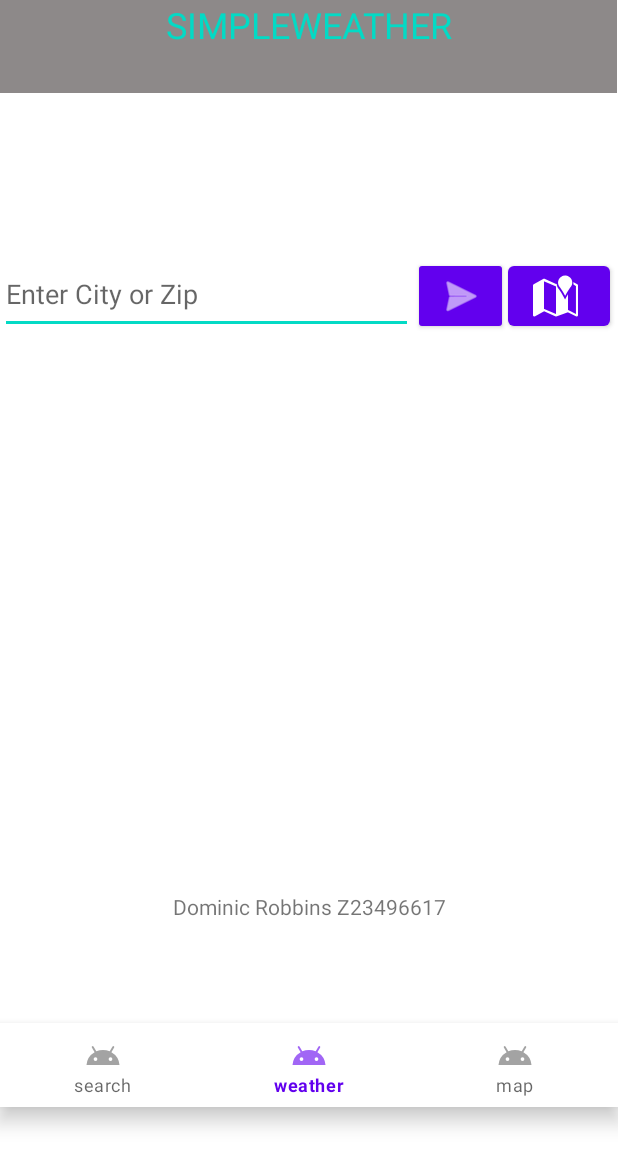
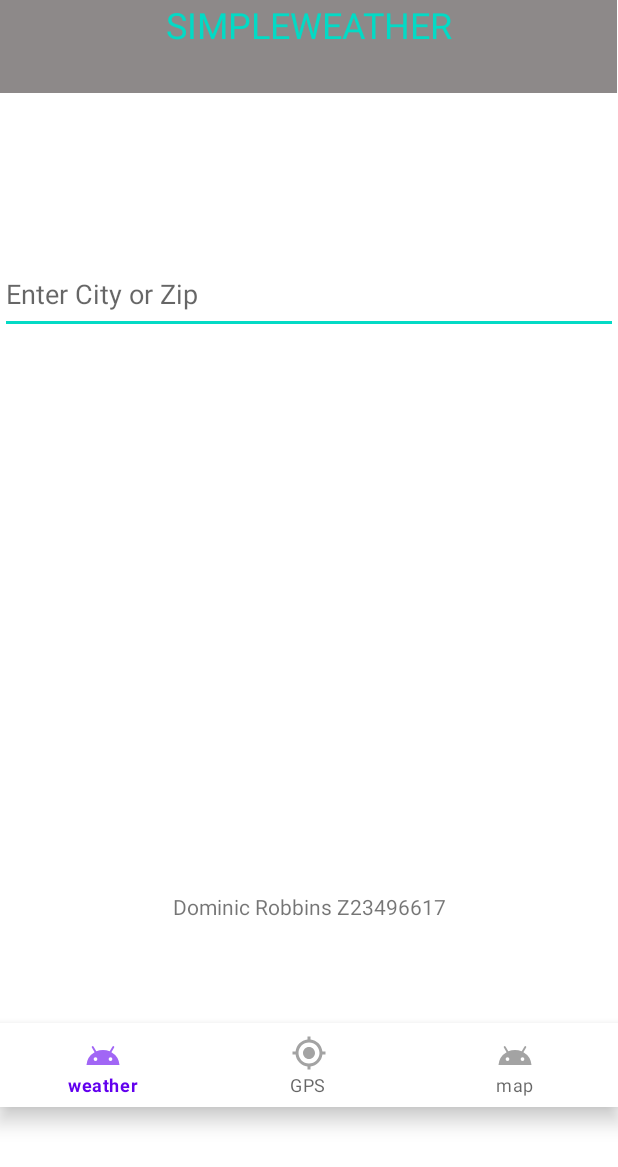
Before and after one commit to AutomatonDuck/COP4655, an Android app: the screen it shows after launch (MainActivity), item 2 of the bottom bar chosen, on a phone screen of 412 x 824 dp. Shown: the top 1167 px of the screen. Run offline under Robolectric (Android 15) with nearby library versions, the phone set to English and light mode, and no system bars; our stand-ins replace Volley; network calls fail.

Commit message:
set navbar cases for home screen

```diff
--- a/app/src/main/java/com/example/weatherapp/MainActivity.java
+++ b/app/src/main/java/com/example/weatherapp/MainActivity.java
@@ -9,6 +9,7 @@ import android.Manifest;
 import android.content.Intent;
 import android.os.Bundle;
 
+import android.view.Menu;
 import android.view.MenuItem;
 import android.view.View;
 import androidx.core.app.ActivityCompat;
@@ -48,19 +49,22 @@ public class MainActivity extends AppCompatActivity {
 
         BottomNavigationView bottomNavigationView = (BottomNavigationView) findViewById(R.id.navMenu);
         bottomNavigationView.setOnNavigationItemSelectedListener(new BottomNavigationView.OnNavigationItemSelectedListener() {
+            Menu nav_menu = bottomNavigationView.getMenu();
             @Override
             public boolean onNavigationItemSelected(@NonNull MenuItem item) {
+                nav_menu.findItem(R.id.action_home).setVisible(false);
                 switch (item.getItemId()) {
-                    case R.id.action_recents:
-                            checkInput();
-                        Toast.makeText(MainActivity.this, "Search", Toast.LENGTH_SHORT).show();
+                    case R.id.action_weather:
+                        Toast.makeText(MainActivity.this, "Weather", Toast.LENGTH_SHORT).show();
+                        checkInput();
                         break;
-                    case R.id.action_favorites:
+                    case R.id.action_GPS:
                         Toast.makeText(MainActivity.this, "Weather", Toast.LENGTH_SHORT).show();
+                        getLocation();
+                    case R.id.action_map:
+                        Toast.makeText(MainActivity.this, "Map", Toast.LENGTH_SHORT).show();
                         break;
-                    case R.id.action_nearby:
-                        Toast.makeText(MainActivity.this, "Map", Toast.LENGTH_SHORT).show();
-                        break;                }
+                }
                 return true;
             }
         });
@@ -127,24 +131,24 @@ public class MainActivity extends AppCompatActivity {
         startActivity(intent);
     }
 
-    public void checkInput(){
+    public void checkInput() {
         userInputST = (EditText) findViewById(R.id.searchbar);
         String userInput = userInputST.getText().toString();
         boolean isZipcode;
         try {
             Integer.parseInt(userInput);
             isZipcode = true;
-        }catch (Exception e){
+        } catch (Exception e) {
             isZipcode = false;
         }
         String APIkey = "6184e454348e716d1cb4b6f3124dc521";
         String url = "https://api.openweathermap.org/data/2.5/weather?/PAC0";
-        if(isZipcode){
+        if (isZipcode) {
             url += "&zip=" + userInput;
-        }else{
+        } else {
             url += "&q=" + userInput;
         }
-        url +="&appid=" + APIkey +"&units=imperial";
+        url += "&appid=" + APIkey + "&units=imperial";
         getWeather(url);
     }
 
@@ -163,10 +167,7 @@ public class MainActivity extends AppCompatActivity {
         }
     }
 
-    public void toWeather(){
-        Intent intent = new Intent(this, Weather.class);
-        startActivity(intent);
-    }
+
 }
 /* Response
 {
--- /dev/null
+++ b/app/src/main/res/drawable-anydpi/ic_location.xml
@@ -0,0 +1,11 @@
+<vector xmlns:android="http://schemas.android.com/apk/res/android"
+    android:width="24dp"
+    android:height="24dp"
+    android:viewportWidth="24"
+    android:viewportHeight="24"
+    android:tint="#333333"
+    android:alpha="0.6">
+  <path
+      android:fillColor="@android:color/white"
+      android:pathData="M12,8c-2.21,0 -4,1.79 -4,4s1.79,4 4,4 4,-1.79 4,-4 -1.79,-4 -4,-4zM20.94,11c-0.46,-4.17 -3.77,-7.48 -7.94,-7.94L13,1h-2v2.06C6.83,3.52 3.52,6.83 3.06,11L1,11v2h2.06c0.46,4.17 3.77,7.48 7.94,7.94L11,23h2v-2.06c4.17,-0.46 7.48,-3.77 7.94,-7.94L23,13v-2h-2.06zM12,19c-3.87,0 -7,-3.13 -7,-7s3.13,-7 7,-7 7,3.13 7,7 -3.13,7 -7,7z"/>
+</vector>
--- a/app/src/main/res/layout/activity_main.xml
+++ b/app/src/main/res/layout/activity_main.xml
@@ -30,26 +30,11 @@
 
         <EditText
             android:id="@+id/searchbar"
-            android:layout_width="275dp"
+            android:layout_width="match_parent"
             android:layout_height="53dp"
             android:ems="10"
             android:hint="Enter City or Zip"
             android:inputType="textPersonName" />
-
-        <Button
-            android:id="@+id/Sbtn"
-            style="@style/Widget.AppCompat.Button.Colored"
-            android:layout_width="63dp"
-            android:layout_height="wrap_content"
-            android:onClick="checkInput"
-            app:icon="@android:drawable/ic_menu_send" />
-
-        <Button
-            android:id="@+id/gpsbtn"
-            android:layout_width="68dp"
-            android:layout_height="wrap_content"
-            android:onClick="getLocation"
-            app:icon="@android:drawable/ic_dialog_map" />
 
     </LinearLayout>
 
--- a/app/src/main/res/menu/bottom_nav_menu.xml
+++ b/app/src/main/res/menu/bottom_nav_menu.xml
@@ -1,19 +1,28 @@
 <?xml version="1.0" encoding="utf-8"?>
 <menu xmlns:android="http://schemas.android.com/apk/res/android"
-    xmlns:app="http://schemas.android.com/apk/res-auto">    <item
-    android:id="@+id/action_recents"
+    xmlns:app="http://schemas.android.com/apk/res-auto">
+    <item
+    android:id="@+id/action_home"
     android:enabled="true"
     android:icon="@drawable/ic_search"
-    android:title="search"
-    app:showAsAction="ifRoom" />    <item
-    android:id="@+id/action_favorites"
+    android:title="Home"
+    app:showAsAction="ifRoom" />
+    <item
+    android:id="@+id/action_weather"
     android:enabled="true"
     android:icon="@drawable/ic_weather"
     android:title="weather"
-    app:showAsAction="ifRoom" />    <item
-    android:id="@+id/action_nearby"
+    app:showAsAction="ifRoom" />
+    <item
+    android:id="@+id/action_GPS"
     android:enabled="true"
-    android:icon="@drawable/ic_map"
-    android:title="map"
+    android:icon="@drawable/ic_location"
+    android:title="GPS"
     app:showAsAction="ifRoom" />
+    <item
+        android:id="@+id/action_map"
+        android:enabled="true"
+        android:icon="@drawable/ic_map"
+        android:title="map"
+        app:showAsAction="ifRoom" />
 </menu>
```
Also changed, not shown: app/src/main/res/drawable-hdpi/ic_location.png (added), app/src/main/res/drawable-mdpi/ic_location.png (added), app/src/main/res/drawable-xhdpi/ic_location.png (added), app/src/main/res/drawable-xxhdpi/ic_location.png (added).
